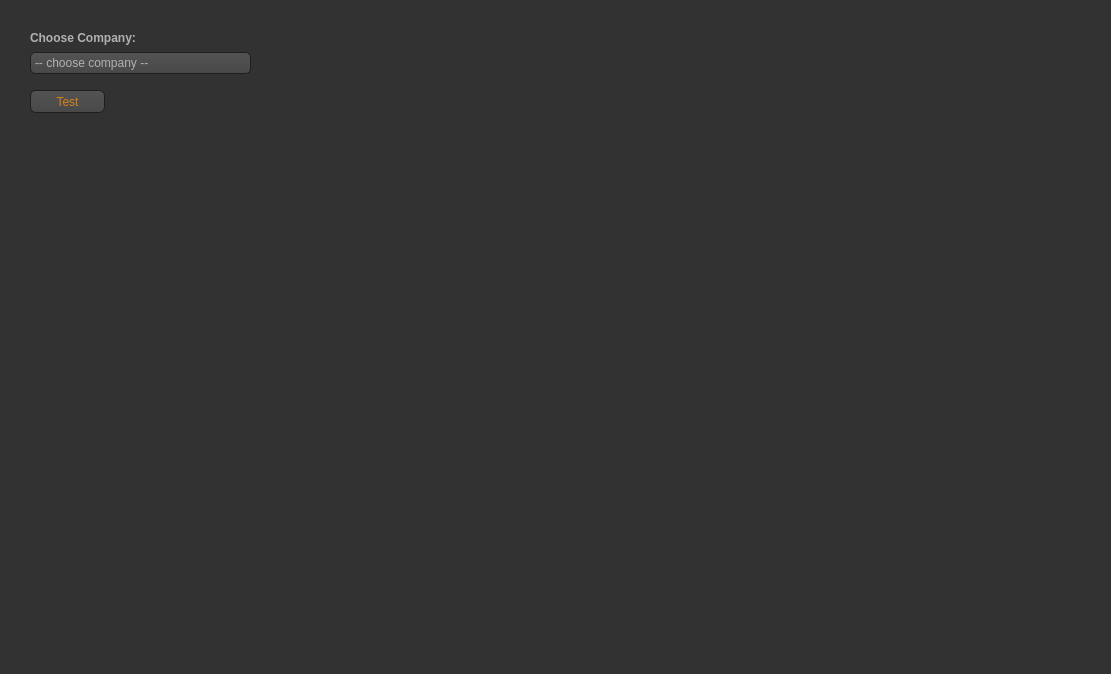
Before: the Qt Designer form ui/main.ui in Ink-Pixi/inkpixi-products, drawn with Qt 5.
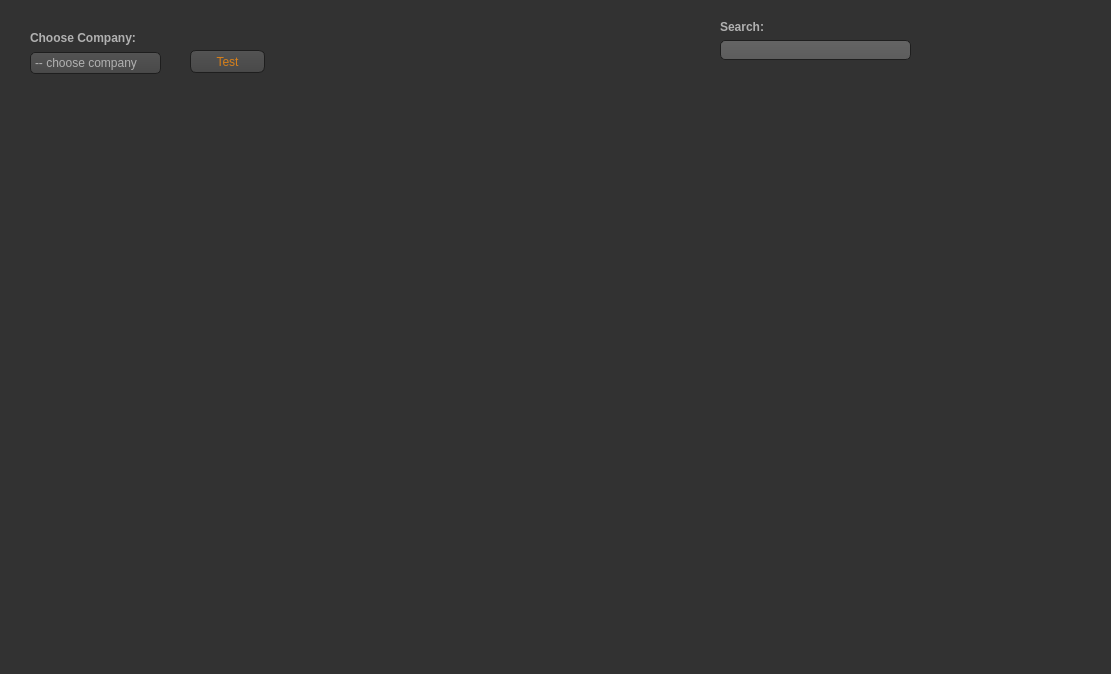
After: the same form once the commit is applied. Icons and pictures are not drawn.

Patch:
```diff
--- a/ui/main.ui
+++ b/ui/main.ui
@@ -516,8 +516,8 @@
    <widget class="QPushButton" name="btn_test">
     <property name="geometry">
      <rect>
-      <x>30</x>
-      <y>90</y>
+      <x>190</x>
+      <y>50</y>
       <width>75</width>
       <height>23</height>
      </rect>
@@ -531,7 +531,7 @@
      <rect>
       <x>30</x>
       <y>30</y>
-      <width>221</width>
+      <width>131</width>
       <height>44</height>
      </rect>
     </property>
@@ -560,6 +560,29 @@
      </item>
     </layout>
    </widget>
+   <widget class="QLabel" name="lbl_search">
+    <property name="geometry">
+     <rect>
+      <x>720</x>
+      <y>20</y>
+      <width>46</width>
+      <height>13</height>
+     </rect>
+    </property>
+    <property name="text">
+     <string>Search:</string>
+    </property>
+   </widget>
+   <widget class="QLineEdit" name="le_sku">
+    <property name="geometry">
+     <rect>
+      <x>720</x>
+      <y>40</y>
+      <width>191</width>
+      <height>20</height>
+     </rect>
+    </property>
+   </widget>
   </widget>
   <widget class="QMenuBar" name="menubar">
    <property name="geometry">
```
